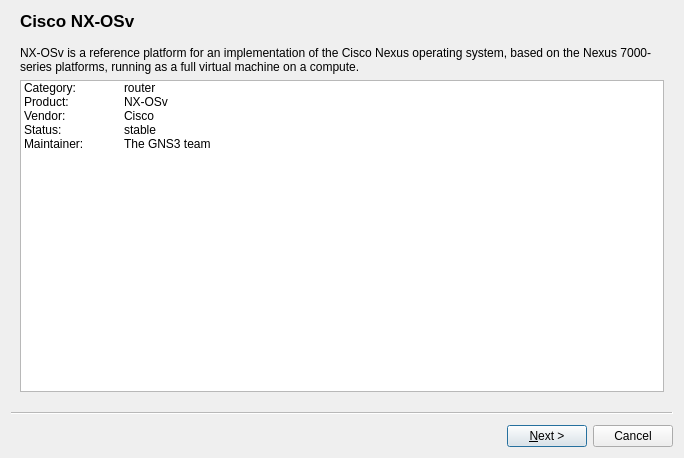
Old version of the form gns3/ui/appliance_wizard.ui in the repository GNS3/gns3-gui.
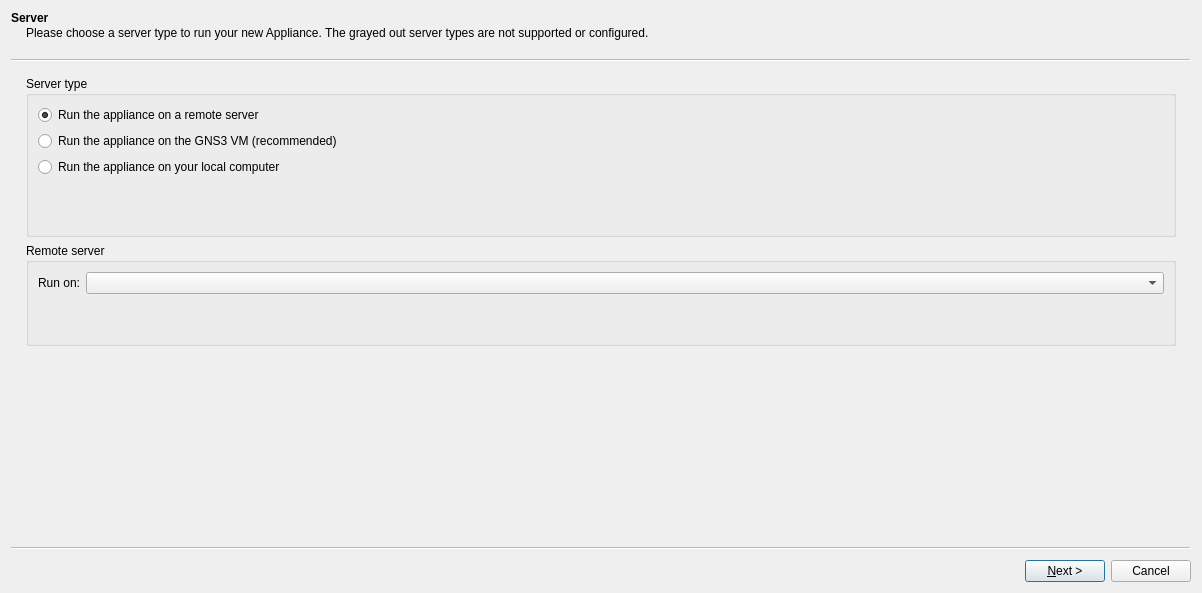
New version of the form.

Commit message: Streamline appliance wizard. Fixes #2224.

What changed in the file:
```diff
--- a/gns3/ui/appliance_wizard.ui
+++ b/gns3/ui/appliance_wizard.ui
@@ -6,8 +6,8 @@
    <rect>
     <x>0</x>
     <y>0</y>
-    <width>684</width>
-    <height>458</height>
+    <width>1202</width>
+    <height>593</height>
    </rect>
   </property>
   <property name="sizePolicy">
@@ -34,130 +34,14 @@
   <property name="options">
    <set>QWizard::NoBackButtonOnStartPage</set>
   </property>
-  <widget class="QWizardPage" name="uiInfoWizardPage">
-   <property name="title">
-    <string>Cisco NX-OSv</string>
-   </property>
-   <property name="subTitle">
-    <string/>
-   </property>
-   <layout class="QGridLayout" name="gridLayout_4">
-    <item row="1" column="0">
-     <widget class="QTreeWidget" name="uiInfoTreeWidget">
-      <property name="alternatingRowColors">
-       <bool>false</bool>
-      </property>
-      <property name="selectionMode">
-       <enum>QAbstractItemView::NoSelection</enum>
-      </property>
-      <property name="textElideMode">
-       <enum>Qt::ElideRight</enum>
-      </property>
-      <property name="rootIsDecorated">
-       <bool>false</bool>
-      </property>
-      <property name="wordWrap">
-       <bool>false</bool>
-      </property>
-      <property name="headerHidden">
-       <bool>true</bool>
-      </property>
-      <attribute name="headerVisible">
-       <bool>false</bool>
-      </attribute>
-      <column>
-       <property name="text">
-        <string>1</string>
-       </property>
-      </column>
-      <column>
-       <property name="text">
-        <string>2</string>
-       </property>
-      </column>
-      <item>
-       <property name="text">
-        <string>Category:</string>
-       </property>
-       <property name="text">
-        <string>router</string>
-       </property>
-      </item>
-      <item>
-       <property name="text">
-        <string>Product:</string>
-       </property>
-       <property name="text">
-        <string>NX-OSv</string>
-       </property>
-      </item>
-      <item>
-       <property name="text">
-        <string>Vendor:</string>
-       </property>
-       <property name="text">
-        <string>Cisco</string>
-       </property>
-      </item>
-      <item>
-       <property name="text">
-        <string>Status:</string>
-       </property>
-       <property name="text">
-        <string>stable</string>
-       </property>
-      </item>
-      <item>
-       <property name="text">
-        <string>Maintainer:</string>
-       </property>
-       <property name="text">
-        <string>The GNS3 team</string>
-       </property>
-      </item>
-      <item>
-       <property name="text">
-        <string/>
-       </property>
-       <property name="text">
-        <string/>
-       </property>
-      </item>
-     </widget>
-    </item>
-    <item row="0" column="0">
-     <widget class="QLabel" name="uiDescriptionLabel">
-      <property name="text">
-       <string>NX-OSv is a reference platform for an implementation of the Cisco Nexus operating system, based on the Nexus 7000-series platforms, running as a full virtual machine on a compute.</string>
-      </property>
-      <property name="scaledContents">
-       <bool>false</bool>
-      </property>
-      <property name="alignment">
-       <set>Qt::AlignLeading|Qt::AlignLeft|Qt::AlignTop</set>
-      </property>
-      <property name="wordWrap">
-       <bool>true</bool>
-      </property>
-     </widget>
-    </item>
-   </layout>
-  </widget>
   <widget class="QWizardPage" name="uiServerWizardPage">
    <property name="title">
     <string>Server</string>
    </property>
    <property name="subTitle">
-    <string>Please choose a server type to run your new Appliance.</string>
+    <string>Please choose a server type to run your new Appliance. The grayed out server types are not supported or configured.</string>
    </property>
-   <layout class="QVBoxLayout" name="verticalLayout_2">
-    <item>
-     <widget class="QLabel" name="label">
-      <property name="text">
-       <string/>
-      </property>
-     </widget>
-    </item>
+   <layout class="QVBoxLayout" name="verticalLayout_4">
     <item>
      <widget class="QGroupBox" name="uiServerTypeGroupBox">
       <property name="sizePolicy">
@@ -175,26 +59,7 @@
       <property name="title">
        <string>Server type</string>
       </property>
-      <layout class="QVBoxLayout" name="verticalLayout_4">
-       <item>
-        <widget class="QLabel" name="label_2">
-         <property name="sizePolicy">
-          <sizepolicy hsizetype="Preferred" vsizetype="Fixed">
-           <horstretch>0</horstretch>
-           <verstretch>0</verstretch>
-          </sizepolicy>
-         </property>
-         <property name="minimumSize">
-          <size>
-           <width>0</width>
-           <height>17</height>
-          </size>
-         </property>
-         <property name="text">
-          <string>The grayed server types are not supported or configured.</string>
-         </property>
-        </widget>
-       </item>
+      <layout class="QVBoxLayout" name="verticalLayout_2">
        <item>
         <widget class="QRadioButton" name="uiRemoteRadioButton">
          <property name="sizePolicy">
@@ -263,7 +128,7 @@
          <property name="sizeHint" stdset="0">
           <size>
            <width>20</width>
-           <height>20</height>
+           <height>40</height>
           </size>
          </property>
         </spacer>
@@ -282,8 +147,15 @@
       <property name="title">
        <string>Remote server</string>
       </property>
-      <layout class="QGridLayout" name="gridLayout_7">
-       <item row="1" column="1">
+      <layout class="QGridLayout" name="gridLayout">
+       <item row="0" column="0">
+        <widget class="QLabel" name="uiRemoteServersLabel">
+         <property name="text">
+          <string>Run on:</string>
+         </property>
+        </widget>
+       </item>
+       <item row="0" column="1">
         <widget class="QComboBox" name="uiRemoteServersComboBox">
          <property name="enabled">
           <bool>true</bool>
@@ -296,12 +168,18 @@
          </property>
         </widget>
        </item>
-       <item row="1" column="0">
-        <widget class="QLabel" name="uiRemoteServersLabel">
-         <property name="text">
-          <string>Run on:</string>
+       <item row="1" column="1">
+        <spacer name="verticalSpacer_2">
+         <property name="orientation">
+          <enum>Qt::Vertical</enum>
          </property>
-        </widget>
+         <property name="sizeHint" stdset="0">
+          <size>
+           <width>20</width>
+           <height>40</height>
+          </size>
+         </property>
+        </spacer>
        </item>
       </layout>
      </widget>
```
Left out of the diff: 212 changed lines with no effect on the pictures. The commit also changes 6 other files.
